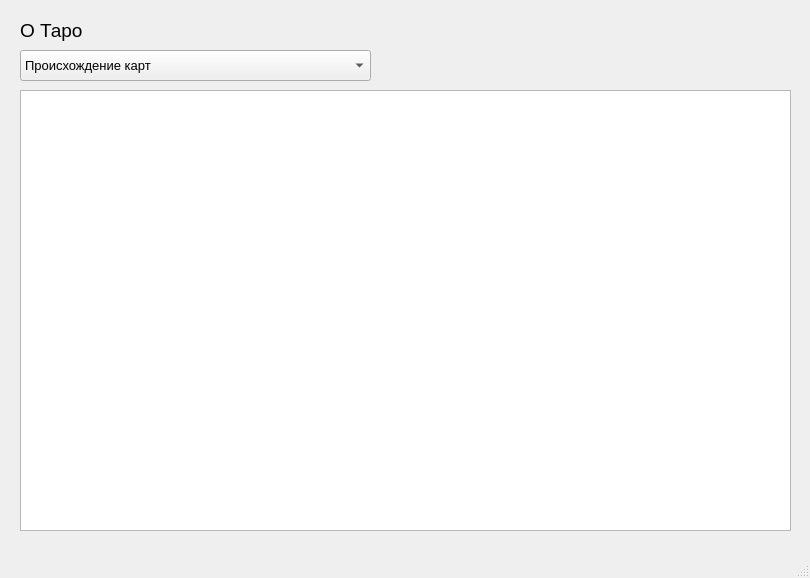
Qt form tarot/ui/info.ui (al3ksandraa/tarot) before a commit.
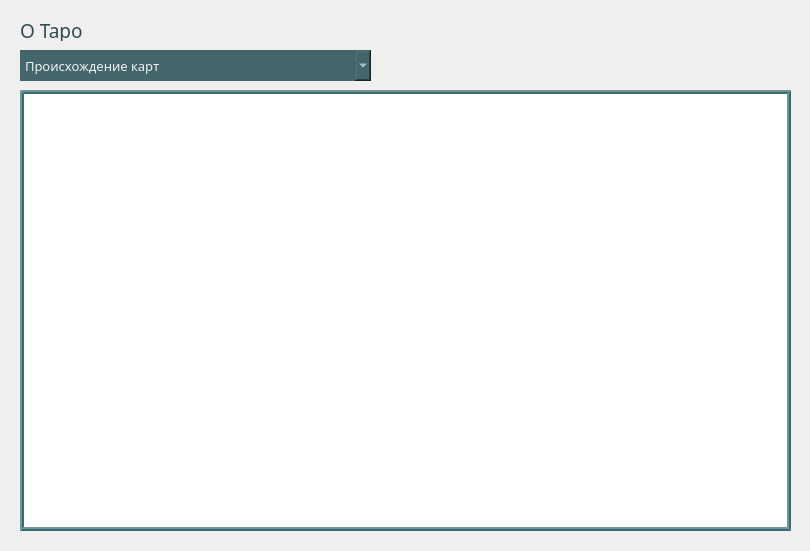
The same form after that commit.

```diff
--- a/tarot/ui/info.ui
+++ b/tarot/ui/info.ui
@@ -7,19 +7,19 @@
     <x>0</x>
     <y>0</y>
     <width>810</width>
-    <height>578</height>
+    <height>551</height>
    </rect>
   </property>
   <property name="minimumSize">
    <size>
     <width>810</width>
-    <height>0</height>
+    <height>551</height>
    </size>
   </property>
   <property name="maximumSize">
    <size>
     <width>810</width>
-    <height>578</height>
+    <height>551</height>
    </size>
   </property>
   <property name="windowTitle">
@@ -37,9 +37,13 @@
     </property>
     <property name="font">
      <font>
+      <family>Century Gothic</family>
       <pointsize>14</pointsize>
      </font>
     </property>
+    <property name="styleSheet">
+     <string notr="true">color: rgb(50, 75, 78);</string>
+    </property>
     <property name="text">
      <string>О Таро</string>
     </property>
@@ -55,9 +59,15 @@
     </property>
     <property name="font">
      <font>
+      <family>Century Gothic</family>
       <pointsize>10</pointsize>
      </font>
     </property>
+    <property name="styleSheet">
+     <string notr="true">background-color: rgb(68, 102, 106);
+color: rgb(239, 239, 239);
+border-radius: 0px</string>
+    </property>
     <item>
      <property name="text">
       <string>Происхождение карт</string>
@@ -117,25 +127,19 @@
     </property>
     <property name="font">
      <font>
+      <family>Century Gothic</family>
       <pointsize>10</pointsize>
      </font>
     </property>
+    <property name="styleSheet">
+     <string notr="true">border: 4px ridge rgb(68, 102, 106);
+color: rgb(50, 75, 78);</string>
+    </property>
     <property name="readOnly">
      <bool>true</bool>
     </property>
    </widget>
   </widget>
-  <widget class="QMenuBar" name="menubar">
-   <property name="geometry">
-    <rect>
-     <x>0</x>
-     <y>0</y>
-     <width>810</width>
-     <height>21</height>
-    </rect>
-   </property>
-  </widget>
-  <widget class="QStatusBar" name="statusbar"/>
  </widget>
  <resources/>
  <connections/>
```
